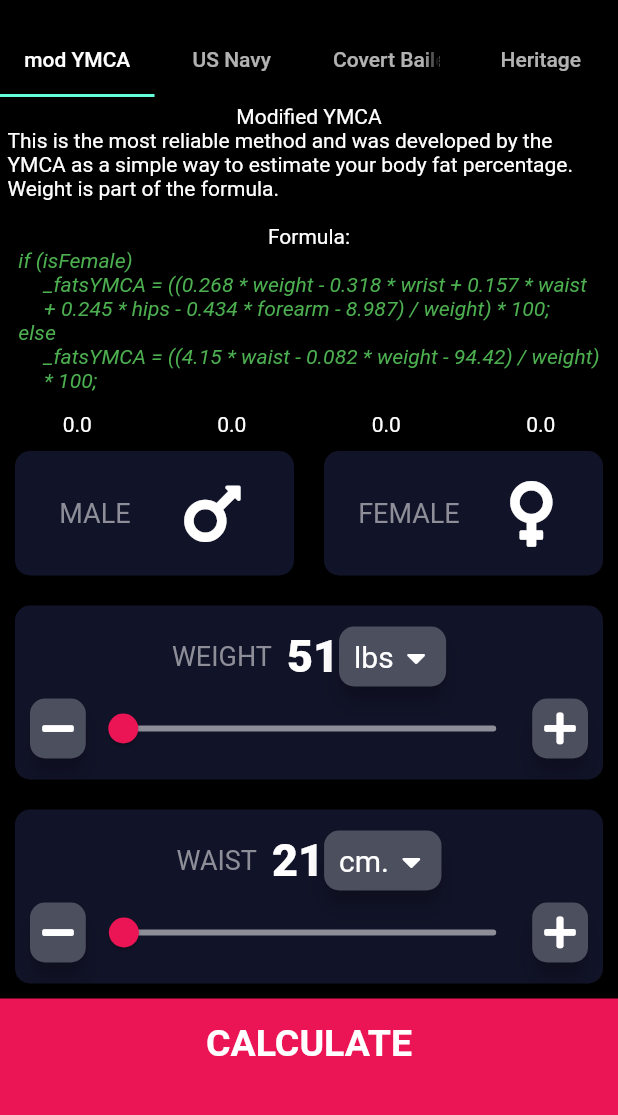
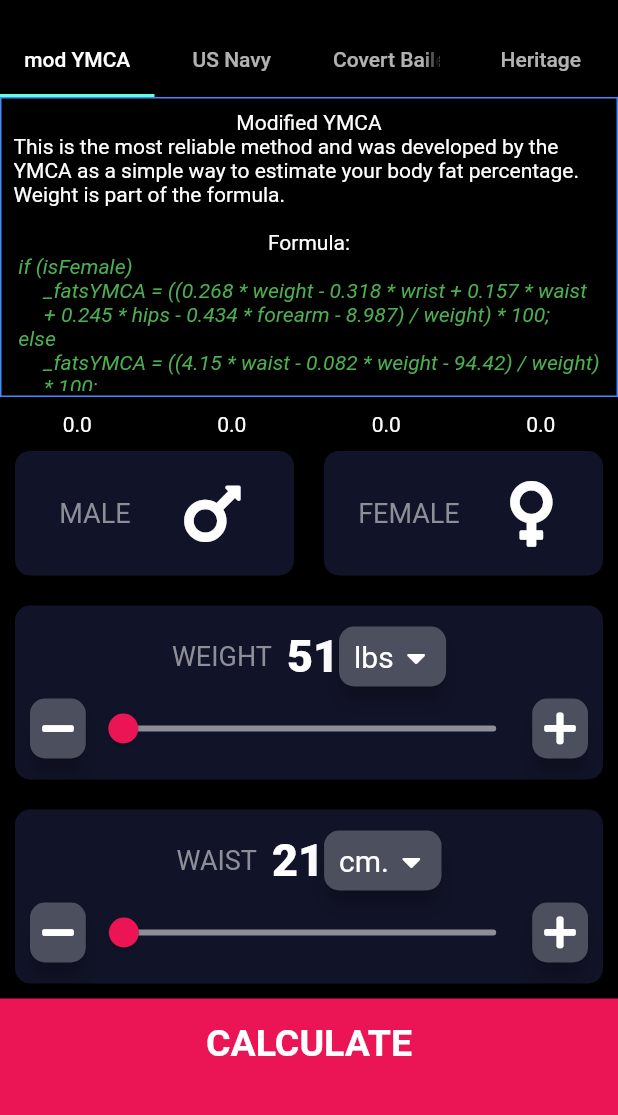
Before and after one commit to JhorAVi/Fats-Calculator, a Flutter app: the FatsTape screen opened directly, on a phone screen of 412 x 824 dp, the part 59-1174 px from its top. Run offline on Flutter 3.47's test engine with Material 2 defaults, Android fonts, the phone set to English and light mode, and no system bars; our stand-ins replace font_awesome_flutter; missing offline and left inert: dart_numerics.

```diff
--- a/lib/bf_tape_page.dart
+++ b/lib/bf_tape_page.dart
@@ -165,6 +165,10 @@ class _FatsTapeState extends State<FatsTape> with SingleTickerProviderStateMixin
               tabs: _kTabs,
             ),
             Container(
+              // margin: const EdgeInsets.all(3.0),
+              padding: const EdgeInsets.all(3.0),
+              decoration: BoxDecoration(border: Border.all(color: Colors.blueAccent)),
+              // color: kInActiveButtonColor,
               height: 200,
               child: TabBarView(
                 controller: _tabController,
@@ -193,7 +197,9 @@ class _FatsTapeState extends State<FatsTape> with SingleTickerProviderStateMixin
             ),
 
             // GENDER GENDER
-            Row(
+            Visibility(
+              visible: isMYMCA | isUSNAVY | isCOVERTBAILEY,
+              child: Row(
                 children: <Widget>[
                   Expanded(
                     child: AspectRatio(
@@ -232,6 +238,7 @@ class _FatsTapeState extends State<FatsTape> with SingleTickerProviderStateMixin
                     ),
                   ),
                 ],
+              ),
             ),
             // SLIDERS SLIDERS SLIDERS SLIDERS SLIDERS SLIDERS SLIDERS SLIDERS
             Visibility(
```
Also changed, not shown: lib/input_page.dart (+14 -14 lines), pubspec.lock, 17 other files. Lines whose indentation alone changed are shown as unchanged.
